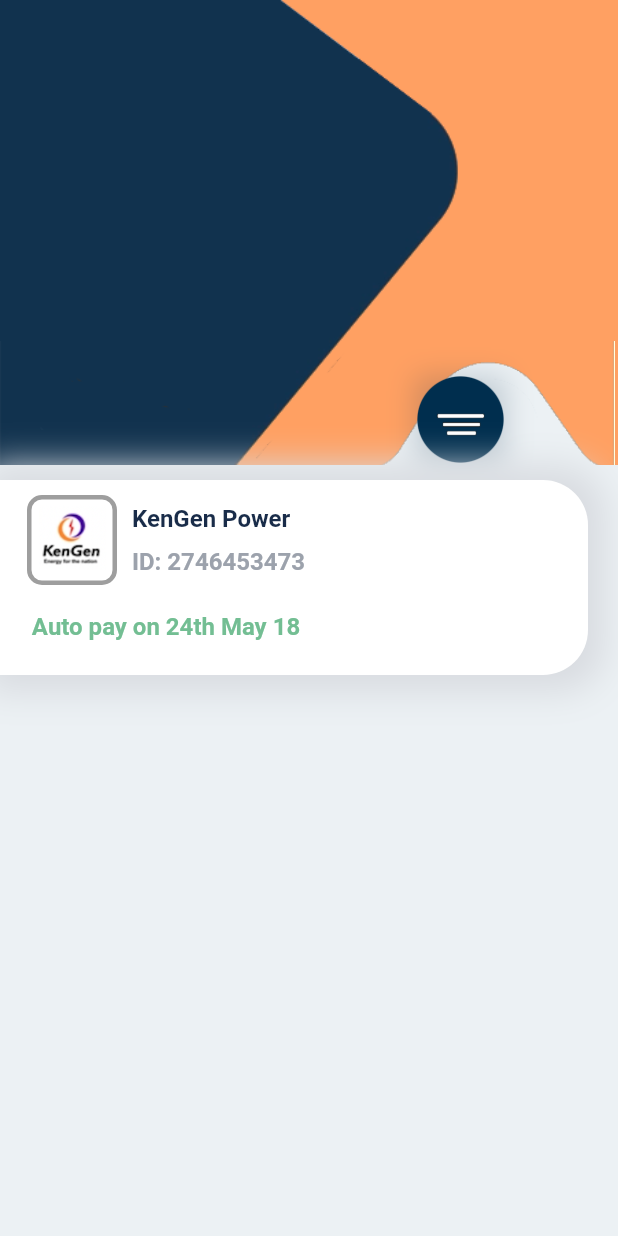
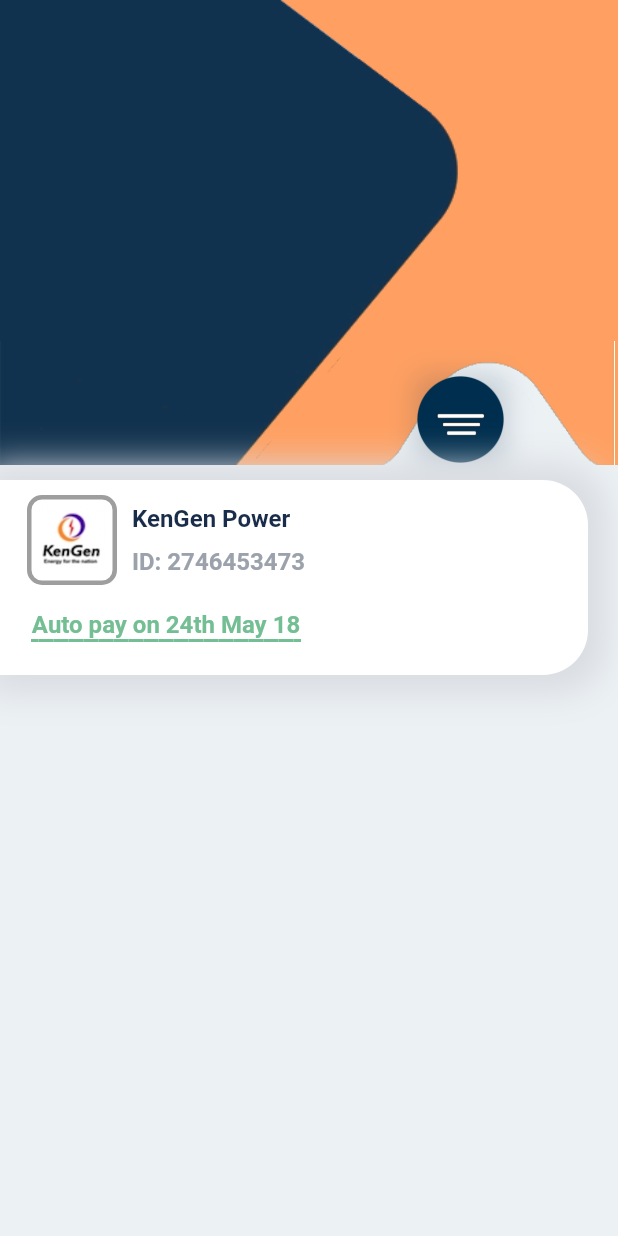
Before and after one commit to graham218/flutter_payment_application, a Flutter app: the screen it shows after launch, on a phone screen of 412 x 824 dp. Run offline on Flutter 3.47's test engine with Material 2 defaults, Android fonts, the phone set to English and light mode, and no system bars.

Commit message:
Update text_size.dart

```diff
--- a/flutter_payment_app/lib/widgets/text_size.dart
+++ b/flutter_payment_app/lib/widgets/text_size.dart
@@ -8,6 +8,7 @@ class SizedText extends StatelessWidget {
 
   @override
   Widget build(BuildContext context) {
+    final Size textSize=_textSize(text);
     return Container(
       child: Column(
        children: [
@@ -21,9 +22,33 @@ class SizedText extends StatelessWidget {
            maxLines: 1,
            softWrap: false,
            overflow: TextOverflow.clip,
+         ),
+         Row(
+           children: [
+             for(int i=0; i<textSize.width/5; i++)
+               Container(
+                 width: 5,
+                 color: color,
+                 height: 2,
+               )
+           ],
          )
        ],
       ),
     );
   }
+
+  Size _textSize(String text){
+    final TextPainter textPainter=TextPainter(
+        text: TextSpan(text: text, style: TextStyle(
+            fontSize: 16,
+            color: color,
+            fontWeight: FontWeight.w700
+        ),),
+      maxLines: 1,
+      textDirection: TextDirection.ltr
+    )..layout(minWidth: 0, maxWidth: double.infinity);
+
+    return textPainter.size;
+  }
 }
```
